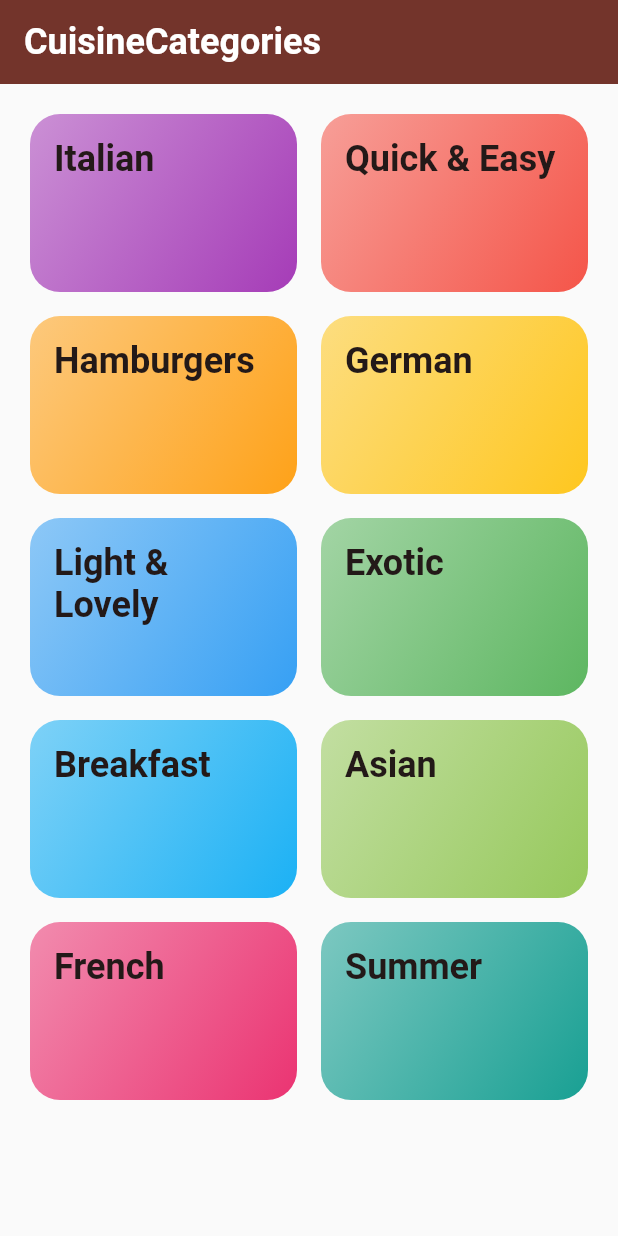
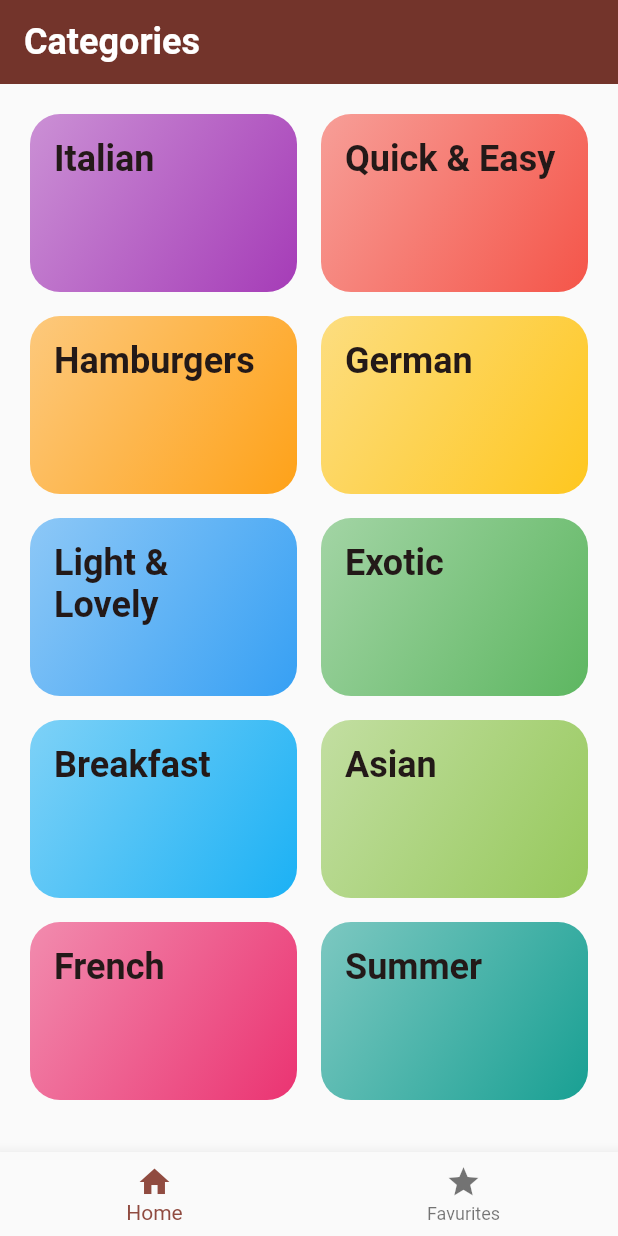
Before and after one commit to adarsh-fr/Meals, a Flutter app: the screen it shows after launch, on a phone screen of 412 x 824 dp. Run offline on Flutter 3.47's test engine with Material 2 defaults, Android fonts, the phone set to English and light mode, and no system bars; our stand-ins replace google_fonts, transparent_image; missing offline and left inert: enough_platform_widgets.

Commit message:
Added TabBar at Bottom

```diff
--- a/lib/main.dart
+++ b/lib/main.dart
@@ -2,6 +2,7 @@ import 'package:flutter/material.dart';
 import 'package:google_fonts/google_fonts.dart';
 
 import 'package:meals/screens/categories.dart';
+import 'package:meals/screens/tabs.dart';
 
 var kColorScheme = ColorScheme.fromSeed(
   seedColor: Color.fromARGB(255, 247, 5, 5)
@@ -59,7 +60,7 @@ void main() {
             ),
       ),
       themeMode: ThemeMode.system,
-      home: const CategoriesScreen(),
+      home: const TabsScreen(),
     ),
   );
 }
--- a/lib/screens/categories.dart
+++ b/lib/screens/categories.dart
@@ -28,15 +28,7 @@ class CategoriesScreen extends StatelessWidget {
 
   @override
   Widget build(BuildContext context) {
-    return Scaffold(
-
-
-      appBar: AppBar(
-        //backgroundColor: CupertinoDynamicColor.withBrightness(
-            //color: Colors.orangeAccent, darkColor: Colors.blueGrey),
-        title: const Text('CuisineCategories'),
-      ),
-      body: GridView(
+    return  GridView(
         padding: const EdgeInsets.all(20),
         gridDelegate: const SliverGridDelegateWithFixedCrossAxisCount(
             crossAxisCount: 2,
@@ -52,7 +44,6 @@ class CategoriesScreen extends StatelessWidget {
               },
             ),
         ],
-      ),
     );
   }
 }
--- /dev/null
+++ b/lib/screens/tabs.dart
@@ -0,0 +1,52 @@
+import 'package:flutter/material.dart';
+
+import 'package:meals/screens/categories.dart';
+import 'package:meals/screens/meals.dart';
+
+class TabsScreen extends StatefulWidget {
+  const TabsScreen({super.key});
+
+  @override
+  State<TabsScreen> createState() {
+
+    return _TabsScreenState();
+  }
+}
+
+class _TabsScreenState extends State<TabsScreen> {
+
+  int _selectedPageIndex = 0;
+
+  void _selectPage(int index){
+    setState(() {
+      _selectedPageIndex = index;
+    });
+  }
+
+  @override
+  Widget build(BuildContext context) {
+    Widget activePage = const CategoriesScreen();
+    var activePageTitle = 'Categories';
+
+    if(_selectedPageIndex == 1){
+      activePage = const MealsScreen( meals: []);
+      activePageTitle = 'Your Favorites';
+    }
+
+
+    return Scaffold(
+      appBar: AppBar(
+        title: Text(activePageTitle),
+      ),
+      body: activePage,
+      bottomNavigationBar: BottomNavigationBar(
+        currentIndex: _selectedPageIndex,
+        onTap: _selectPage,
+        items: const [
+          BottomNavigationBarItem(icon: Icon(Icons.home), label: 'Home'),
+          BottomNavigationBarItem(icon: Icon(Icons.star), label: 'Favurites'),
+        ],
+        ),
+    );
+  }
+}
```
Also changed, not shown: lib/screens/meals.dart (+6 -3 lines).
